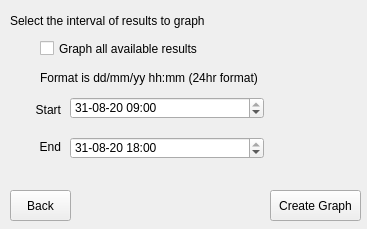
First picture: the form in ui/step2.ui, repository aziznal/spider-result-grapher, before the edit.
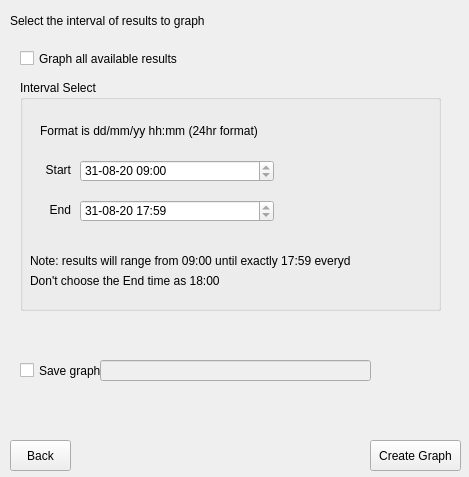
Second picture: the form after the edit.

Commit message:
Add ability to save graphs
- Added labels and title to graphs
- Modified Gui for step2

The edit to the form file:
```diff
--- a/ui/step2.ui
+++ b/ui/step2.ui
@@ -6,43 +6,19 @@
    <rect>
     <x>0</x>
     <y>0</y>
-    <width>367</width>
-    <height>229</height>
+    <width>469</width>
+    <height>477</height>
    </rect>
   </property>
-  <property name="minimumSize">
-   <size>
-    <width>367</width>
-    <height>229</height>
-   </size>
-  </property>
-  <property name="maximumSize">
-   <size>
-    <width>367</width>
-    <height>229</height>
-   </size>
-  </property>
   <property name="windowTitle">
    <string>Choose Time Interval</string>
   </property>
   <widget class="QWidget" name="centralwidget">
-   <property name="minimumSize">
-    <size>
-     <width>367</width>
-     <height>229</height>
-    </size>
-   </property>
-   <property name="maximumSize">
-    <size>
-     <width>367</width>
-     <height>229</height>
-    </size>
-   </property>
    <widget class="QPushButton" name="createGraphButton">
     <property name="geometry">
      <rect>
-      <x>270</x>
-      <y>190</y>
+      <x>370</x>
+      <y>440</y>
       <width>91</width>
       <height>31</height>
      </rect>
@@ -71,7 +47,7 @@
     <property name="geometry">
      <rect>
       <x>10</x>
-      <y>190</y>
+      <y>440</y>
       <width>61</width>
       <height>31</height>
      </rect>
@@ -83,89 +59,11 @@
      <string>Back</string>
     </property>
    </widget>
-   <widget class="QDateTimeEdit" name="startDate">
-    <property name="geometry">
-     <rect>
-      <x>70</x>
-      <y>97</y>
-      <width>194</width>
-      <height>22</height>
-     </rect>
-    </property>
-    <property name="dateTime">
-     <datetime>
-      <hour>9</hour>
-      <minute>0</minute>
-      <second>0</second>
-      <year>2020</year>
-      <month>8</month>
-      <day>31</day>
-     </datetime>
-    </property>
-    <property name="displayFormat">
-     <string>dd-MM-yy HH:mm</string>
-    </property>
-   </widget>
-   <widget class="QLabel" name="label_2">
-    <property name="geometry">
-     <rect>
-      <x>10</x>
-      <y>100</y>
-      <width>51</width>
-      <height>20</height>
-     </rect>
-    </property>
-    <property name="text">
-     <string>Start</string>
-    </property>
-    <property name="alignment">
-     <set>Qt::AlignRight|Qt::AlignTrailing|Qt::AlignVCenter</set>
-    </property>
-   </widget>
-   <widget class="QLabel" name="label_3">
-    <property name="geometry">
-     <rect>
-      <x>10</x>
-      <y>137</y>
-      <width>51</width>
-      <height>20</height>
-     </rect>
-    </property>
-    <property name="text">
-     <string>End</string>
-    </property>
-    <property name="alignment">
-     <set>Qt::AlignRight|Qt::AlignTrailing|Qt::AlignVCenter</set>
-    </property>
-   </widget>
-   <widget class="QDateTimeEdit" name="endDate">
-    <property name="geometry">
-     <rect>
-      <x>70</x>
-      <y>137</y>
-      <width>194</width>
-      <height>22</height>
-     </rect>
-    </property>
-    <property name="dateTime">
-     <datetime>
-      <hour>18</hour>
-      <minute>0</minute>
-      <second>0</second>
-      <year>2020</year>
-      <month>8</month>
-      <day>31</day>
-     </datetime>
-    </property>
-    <property name="displayFormat">
-     <string>dd-MM-yy HH:mm</string>
-    </property>
-   </widget>
    <widget class="QCheckBox" name="graphAllCheckBox">
     <property name="geometry">
      <rect>
-      <x>40</x>
-      <y>40</y>
+      <x>20</x>
+      <y>50</y>
       <width>221</width>
       <height>17</height>
      </rect>
@@ -174,19 +72,226 @@
      <string>Graph all available results</string>
     </property>
    </widget>
-   <widget class="QLabel" name="label_4">
+   <widget class="QCheckBox" name="saveGraphCheckBox">
     <property name="geometry">
      <rect>
-      <x>40</x>
-      <y>67</y>
-      <width>241</width>
+      <x>20</x>
+      <y>360</y>
+      <width>81</width>
       <height>21</height>
      </rect>
     </property>
     <property name="text">
-     <string>Format is dd/mm/yy hh:mm (24hr format)</string>
+     <string>Save graph</string>
     </property>
    </widget>
+   <widget class="QLineEdit" name="filenameLineEdit">
+    <property name="enabled">
+     <bool>false</bool>
+    </property>
+    <property name="geometry">
+     <rect>
+      <x>100</x>
+      <y>360</y>
+      <width>271</width>
+      <height>21</height>
+     </rect>
+    </property>
+    <property name="placeholderText">
+     <string/>
+    </property>
+   </widget>
+   <widget class="QGroupBox" name="groupBox">
+    <property name="geometry">
+     <rect>
+      <x>20</x>
+      <y>80</y>
+      <width>421</width>
+      <height>231</height>
+     </rect>
+    </property>
+    <property name="title">
+     <string>Interval Select</string>
+    </property>
+    <widget class="QLabel" name="label_4">
+     <property name="geometry">
+      <rect>
+       <x>20</x>
+       <y>40</y>
+       <width>241</width>
+       <height>21</height>
+      </rect>
+     </property>
+     <property name="text">
+      <string>Format is dd/mm/yy hh:mm (24hr format)</string>
+     </property>
+    </widget>
+    <widget class="QDateTimeEdit" name="startDate">
+     <property name="geometry">
+      <rect>
+       <x>60</x>
+       <y>80</y>
+       <width>194</width>
+       <height>22</height>
+      </rect>
+     </property>
+     <property name="dateTime">
+      <datetime>
+       <hour>9</hour>
+       <minute>0</minute>
+       <second>0</second>
+       <year>2020</year>
+       <month>8</month>
+       <day>31</day>
+      </datetime>
+     </property>
+     <property name="minimumDate">
+      <date>
+       <year>2020</year>
+       <month>8</month>
+       <day>31</day>
+      </date>
+     </property>
+     <property name="maximumTime">
+      <time>
+       <hour>17</hour>
+       <minute>59</minute>
+       <second>0</second>
+      </time>
+     </property>
+     <property name="minimumTime">
+      <time>
+       <hour>9</hour>
+       <minute>0</minute>
+       <second>0</second>
+      </time>
+     </property>
+     <property name="currentSection">
+      <enum>QDateTimeEdit::HourSection</enum>
+     </property>
+     <property name="displayFormat">
+      <string>dd-MM-yy HH:mm</string>
+     </property>
+     <property name="calendarPopup">
+      <bool>false</bool>
+     </property>
+    </widget>
+    <widget class="QDateTimeEdit" name="endDate">
+     <property name="geometry">
+      <rect>
+       <x>60</x>
+       <y>120</y>
+       <width>194</width>
+       <height>22</height>
+      </rect>
+     </property>
+     <property name="dateTime">
+      <datetime>
+       <hour>17</hour>
+       <minute>59</minute>
+       <second>0</second>
+       <year>2020</year>
+       <month>8</month>
+       <day>31</day>
+      </datetime>
+     </property>
+     <property name="time">
+      <time>
+       <hour>17</hour>
+       <minute>59</minute>
+       <second>0</second>
+      </time>
+     </property>
+     <property name="minimumDate">
+      <date>
+       <year>2020</year>
+       <month>8</month>
+       <day>31</day>
+      </date>
+     </property>
+     <property name="maximumTime">
+      <time>
+       <hour>17</hour>
+       <minute>59</minute>
+       <second>0</second>
+      </time>
+     </property>
+     <property name="minimumTime">
+      <time>
+       <hour>9</hour>
+       <minute>0</minute>
+       <second>0</second>
+      </time>
+     </property>
+     <property name="currentSection">
+      <enum>QDateTimeEdit::HourSection</enum>
+     </property>
+     <property name="displayFormat">
+      <string>dd-MM-yy HH:mm</string>
+     </property>
+     <property name="calendarPopup">
+      <bool>false</bool>
+     </property>
+    </widget>
+    <widget class="QLabel" name="label_2">
+     <property name="geometry">
+      <rect>
+       <x>0</x>
+       <y>80</y>
+       <width>51</width>
+       <height>20</height>
+      </rect>
+     </property>
+     <property name="text">
+      <string>Start</string>
+     </property>
+     <property name="alignment">
+      <set>Qt::AlignRight|Qt::AlignTrailing|Qt::AlignVCenter</set>
+     </property>
+    </widget>
+    <widget class="QLabel" name="label_3">
+     <property name="geometry">
+      <rect>
+       <x>0</x>
+       <y>120</y>
+       <width>51</width>
+       <height>20</height>
+      </rect>
+     </property>
+     <property name="text">
+      <string>End</string>
+     </property>
+     <property name="alignment">
+      <set>Qt::AlignRight|Qt::AlignTrailing|Qt::AlignVCenter</set>
+     </property>
+    </widget>
+    <widget class="QLabel" name="label_5">
+     <property name="geometry">
+      <rect>
+       <x>10</x>
+       <y>170</y>
+       <width>321</width>
+       <height>21</height>
+      </rect>
+     </property>
+     <property name="text">
+      <string>Note: results will range from 09:00 until exactly 17:59 everyday.</string>
+     </property>
+    </widget>
+    <widget class="QLabel" name="label_6">
+     <property name="geometry">
+      <rect>
+       <x>10</x>
+       <y>190</y>
+       <width>321</width>
+       <height>21</height>
+      </rect>
+     </property>
+     <property name="text">
+      <string>Don't choose the End time as 18:00</string>
+     </property>
+    </widget>
+   </widget>
   </widget>
  </widget>
  <resources/>
```
The commit also changes 4 other files.
